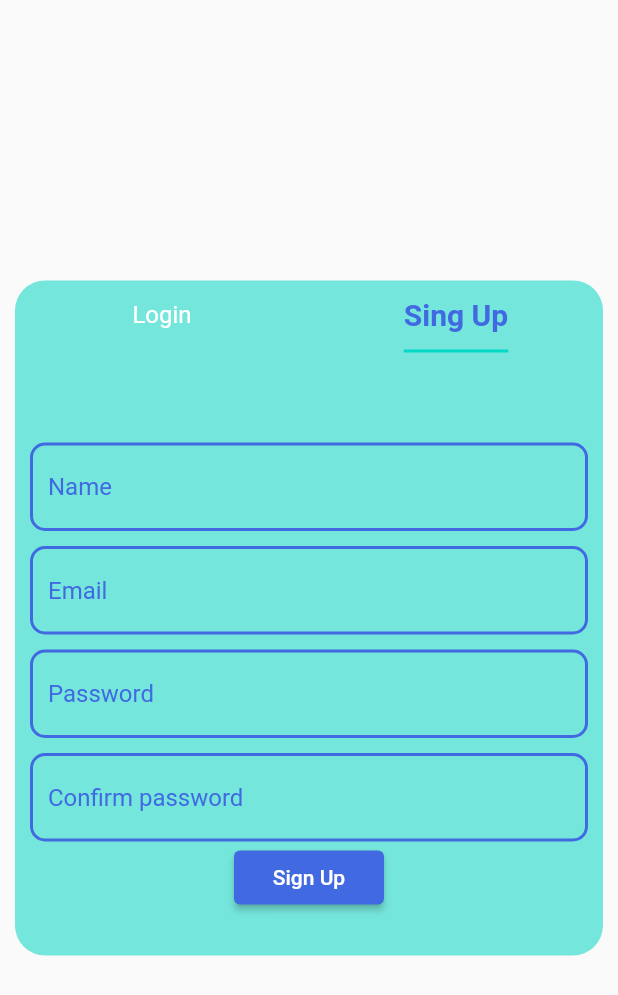
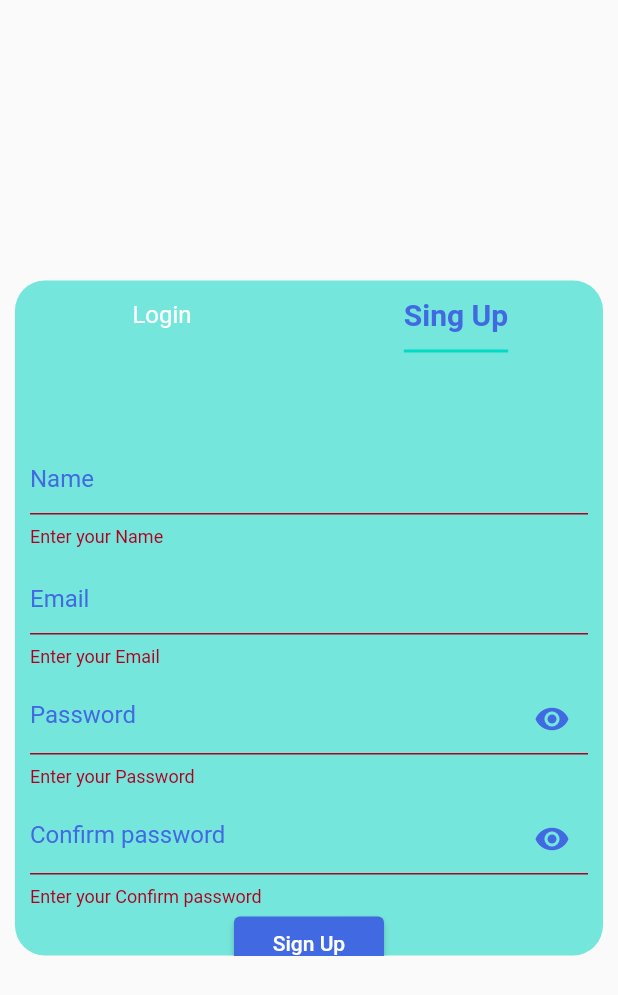
Before and after one commit to Genics85/mystore, a Flutter app: the screen it shows after launch, tab 2 chosen, after a tap on "Sign Up", on a phone screen of 412 x 824 dp. Shown: the top 995 px of the screen. Run offline on Flutter 3.47's test engine with Material 2 defaults, Android fonts, the phone set to English and light mode, and no system bars.

Commit message:
authentication service added

```diff
--- a/lib/common/app_button.dart
+++ b/lib/common/app_button.dart
@@ -3,13 +3,13 @@ import 'package:flutter/material.dart';
 import 'app_color.dart';
 
 class AppButton extends StatelessWidget {
-  VoidCallback callback;
+  VoidCallback onTap;
   double width;
   String text;
   AppButton({Key? key,
    required this.text,
    this.width = 100,
-   required this.callback
+   required this.onTap
    }) : super(key: key);
 
   @override
@@ -20,7 +20,7 @@ class AppButton extends StatelessWidget {
           style: ButtonStyle(
             backgroundColor: MaterialStateProperty.all(AppColor.primaryColor),
           ),
-          onPressed:callback,
+          onPressed:onTap,
           child: Text(text)),
     );
   }
--- /dev/null
+++ b/lib/common/app_password_field.dart
@@ -0,0 +1,53 @@
+import 'package:flutter/material.dart';
+import 'package:fosonline2/common/app_color.dart';
+
+class AppPasswordField extends StatelessWidget {
+  TextEditingController controller;
+  bool obscurity;
+  String hint;
+  VoidCallback obscurityFun;
+  AppPasswordField({
+    Key? key,
+    required this.hint,
+    required this.controller,
+    this.obscurity = false,
+    required this.obscurityFun,
+  }) : super(key: key);
+
+  @override
+  Widget build(BuildContext context) {
+    return TextFormField(
+      validator: (val) {
+        if (val == null || val.isEmpty) {
+          return "Enter your $hint";
+        }
+        return null;
+      },
+      obscureText: obscurity,
+      enableSuggestions: false,
+      autocorrect: false,
+      style: const TextStyle(
+        color: AppColor.primaryColor,
+        decoration: TextDecoration.none,
+      ),
+      controller: controller,
+      decoration: InputDecoration(
+        suffixIcon: IconButton(
+          icon: Icon(
+            obscurity ? Icons.visibility_off : Icons.visibility,
+            color: AppColor.primaryColor,
+          ),
+          onPressed: obscurityFun,
+        ),
+        enabledBorder: OutlineInputBorder(
+            borderRadius: BorderRadius.circular(10),
+            borderSide: BorderSide(width: 2, color: AppColor.primaryColor)),
+        focusedBorder: OutlineInputBorder(
+            borderRadius: BorderRadius.circular(10),
+            borderSide: BorderSide(width: 2, color: Colors.white)),
+        hintStyle: TextStyle(color: AppColor.primaryColor),
+        hintText: hint,
+      ),
+    );
+  }
+}
--- a/lib/common/app_text_field.dart
+++ b/lib/common/app_text_field.dart
@@ -9,9 +9,15 @@ class AppTextField extends StatelessWidget {
   @override
   Widget build(BuildContext context) {
     return TextFormField(
+      validator: (val) {
+        if (val == null || val.isEmpty) {
+          return "Enter your $hint";
+        }
+        return null;
+      },
       enableSuggestions: false,
       autocorrect: false,
-      style: TextStyle(
+      style: const TextStyle(
         color: AppColor.primaryColor,
         decoration: TextDecoration.none,
         ),
--- a/lib/features/auth/screens/authentication_screen.dart
+++ b/lib/features/auth/screens/authentication_screen.dart
@@ -1,6 +1,7 @@
 import 'package:flutter/material.dart';
 import 'package:fosonline2/common/app_button.dart';
 import 'package:fosonline2/common/app_color.dart';
+import 'package:fosonline2/common/app_password_field.dart';
 import 'package:fosonline2/common/app_text_field.dart';
 
 class AuthenticationPage extends StatefulWidget {
@@ -16,6 +17,17 @@ class _AuthenticationPageState extends State<AuthenticationPage> {
   TextEditingController _passwordController = TextEditingController();
   TextEditingController _nameController = TextEditingController();
   TextEditingController _confirmPasswordController = TextEditingController();
+
+  final GlobalKey<FormState> _signUpKey = GlobalKey();
+  final GlobalKey<FormState> _signInKey = GlobalKey();
+
+  bool obscurity = false;
+
+  void obscurityFun() {
+    setState(() {
+      obscurity = !obscurity;
+    });
+  }
 
   @override
   Widget build(BuildContext context) {
@@ -59,22 +71,31 @@ class _AuthenticationPageState extends State<AuthenticationPage> {
                     child: TabBarView(
                       children: [
                         Container(
-                          margin: EdgeInsets.only(left: 10, right: 10, top: 70),
+                          margin: const EdgeInsets.only(
+                              left: 10, right: 10, top: 70),
                           child: SingleChildScrollView(
                             child: Form(
+                              key: _signInKey,
                               child: Column(
                                 children: [
                                   AppTextField(
                                       hint: "Email",
                                       controller: _emailTextController),
-                                  SizedBox(height: 10),
-                                  AppTextField(
-                                      hint: "Password",
-                                      controller: _passwordController),
-                                  SizedBox(height: 10),
+                                  const SizedBox(height: 10),
+                                  AppPasswordField(
+                                    hint: "Password",
+                                    controller: _passwordController,
+                                    obscurity: obscurity,
+                                    obscurityFun: obscurityFun,
+                                  ),
+                                  const SizedBox(height: 10),
                                   AppButton(
                                     text: "Login",
-                                    callback: () {},
+                                    onTap: () {
+                                      if(_signInKey.currentState!.validate()){
+
+                                      }
+                                    },
                                   )
                                 ],
                               ),
@@ -82,31 +103,45 @@ class _AuthenticationPageState extends State<AuthenticationPage> {
                           ),
                         ),
                         Container(
-                          margin: EdgeInsets.only(left: 10, right: 10, top: 50),
+                          margin: const EdgeInsets.only(
+                              left: 10, right: 10, top: 50),
                           child: SingleChildScrollView(
                             child: Form(
+                              key: _signUpKey,
                               child: Column(
                                 children: [
                                   AppTextField(
                                       hint: "Name",
                                       controller: _nameController),
-                                  SizedBox(
+                                  const SizedBox(
                                     height: 10,
                                   ),
                                   AppTextField(
                                       hint: "Email",
                                       controller: _emailTextController),
-                                  SizedBox(
+                                  const SizedBox(
                                     height: 10,
                                   ),
-                                  AppTextField(
-                                      hint: "Password",
-                                      controller: _passwordController),
-                                  SizedBox(height: 10),
-                                  AppTextField(
-                                      hint: "Confirm password",
-                                      controller: _confirmPasswordController),
-                                  AppButton(text: "Sign Up", callback: () {})
+                                  AppPasswordField(
+                                    hint: "Password",
+                                    controller: _passwordController,
+                                    obscurity: obscurity,
+                                    obscurityFun: obscurityFun,
+                                  ),
+                                  const SizedBox(height: 10),
+                                  AppPasswordField(
+                                    hint: "Confirm password",
+                                    controller: _confirmPasswordController,
+                                    obscurity: obscurity,
+                                    obscurityFun: obscurityFun,
+                                  ),
+                                  AppButton(
+                                    text: "Sign Up",
+                                    onTap: () {
+                                      if(_signUpKey.currentState!.validate()){
+
+                                      }
+                                    })
                                 ],
                               ),
                             ),
--- /dev/null
+++ b/lib/services/auth_services.dart
@@ -0,0 +1,21 @@
+import 'package:fosonline2/models/user.dart';
+
+class AuthService {
+  void singUpUser({
+    required String email,
+    required String name,
+    required String password,
+  }) async {
+    try {
+      User user = User(
+        id:"",
+        name:name,
+        password:password,
+        address:"",
+        type:"",
+        token:"",
+        email:email
+      );
+    } catch (e) {}
+  }
+}
--- a/pubspec.yaml
+++ b/pubspec.yaml
@@ -35,6 +35,7 @@ dependencies:
   # Use with the CupertinoIcons class for iOS style icons.
   cupertino_icons: ^1.0.2
   json_annotation: ^4.6.0
+  http: ^0.13.4
 
 
 dev_dependencies:
```
Also changed, not shown: lib/models/user.g.dart, pubspec.lock.
